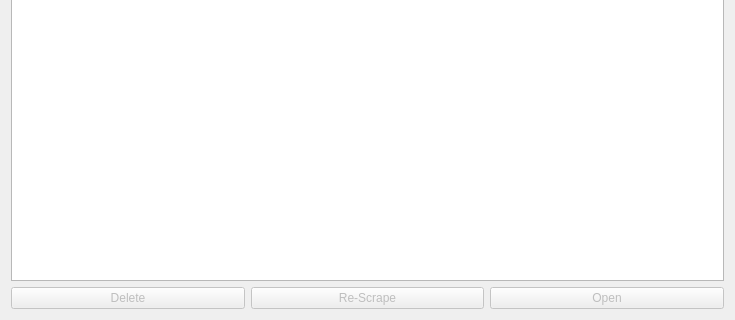
This is src/app/ui/ProfileMenu.ui in caden-maxwell/nhtsa-scrape as Qt 5 draws it before an edit; both pictures show x 0 to 735 and y 201 to 521 of the 735 by 521 pixel window. The edited form follows.
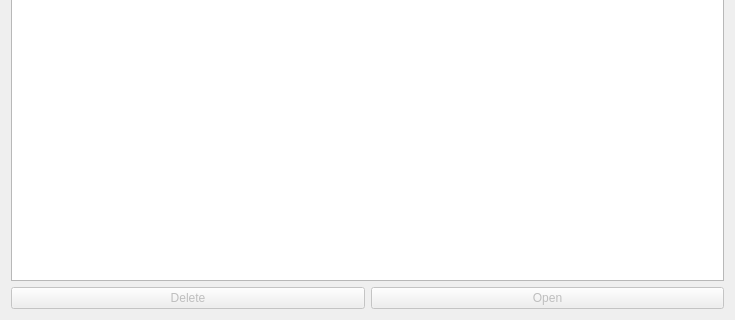
This is the edited form.

Commit message: Got rid of rescrape functionality

```diff
--- a/src/app/ui/ProfileMenu.ui
+++ b/src/app/ui/ProfileMenu.ui
@@ -47,25 +47,6 @@
        </property>
       </widget>
      </item>
-     <item>
-      <widget class="QPushButton" name="rescrapeBtn">
-       <property name="enabled">
-        <bool>false</bool>
-       </property>
-       <property name="text">
-        <string>Re-Scrape</string>
-       </property>
-       <property name="autoDefault">
-        <bool>false</bool>
-       </property>
-       <property name="default">
-        <bool>false</bool>
-       </property>
-       <property name="flat">
-        <bool>false</bool>
-       </property>
-      </widget>
-     </item>
      <item>
       <widget class="QPushButton" name="openBtn">
        <property name="enabled">
```
The commit also changes 4 other files.
